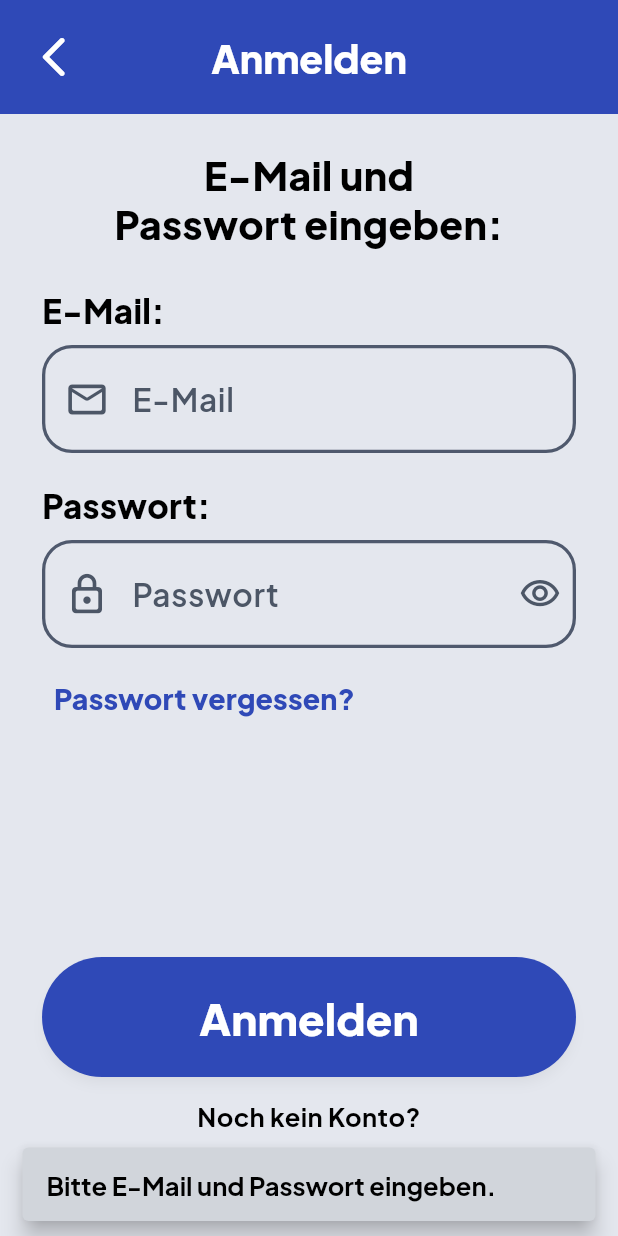
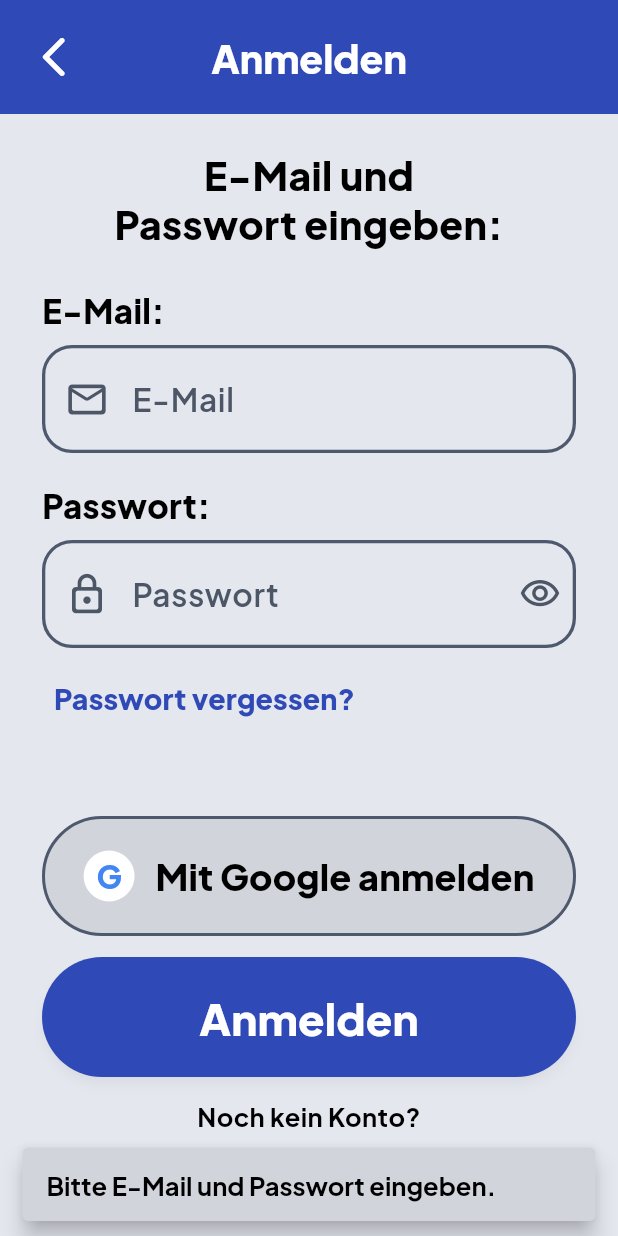
Before and after one commit to SoundPilotProject/SoundPilot.App, a Flutter app: the LoginScreen screen opened directly, after a tap on "Anmelden", on a phone screen of 412 x 824 dp. Run offline on Flutter 3.47's test engine with Material 3 defaults, Android fonts, the phone set to English and light mode, and no system bars; our stand-ins replace audioplayers, firebase_auth, firebase_core, google_fonts, google_sign_in, logger and 1 more; accounts and stored records are empty.

Commit message:
Add a Google sign-in button to the login screen
AuthService.signInWithGoogle() existed but no screen ever called it, so
Google login was unreachable. The LoginScreen now shows a "Mit Google
anmelden" button directly above the primary 'Anmelden' button.

- Extract LoginScreen._runSignIn: both sign-ins share the loading route,
  the result handling and the popUntil, and the new method does the
  `mounted` check before the `setState` (resolves one of the two points
  of the TODO(improve) there).
- A cancelled Google sign-in (AuthResult.cancelled) shows no message;
  the user closed the dialog on purpose.
- Accessibility: outlined button so the e-mail login stays the primary
  action, 80 dp tall, label wraps to a second line and follows the
  system font size, the "G" badge is decoration only (ExcludeSemantics)
  and the label carries the meaning. Colours come from AppColors, so
  both themes keep their contrast.
- Test: accessibility_layout_test checks the button exists, sits above
  'Anmelden' and keeps a 48 dp tap target at text scale 1.0/1.6/2.0 in
  both themes.
- RegisterScreen: its TODO(improve) pointed at the login code that is
  now fixed; reworded to stand on its own.

Tested: flutter analyze --no-fatal-infos (only the pre-existing
TestPage.dart file_names info) and flutter test (98 passed).

Co-Authored-By: Claude Opus 5 <noreply@anthropic.com>

```diff
--- a/frontend/soundpilot_application/lib/features/auth/screens/login_screen.dart
+++ b/frontend/soundpilot_application/lib/features/auth/screens/login_screen.dart
@@ -41,12 +41,7 @@ class _LoginScreenState extends State<LoginScreen> {
     super.dispose();
   }
 
-  /// Validates the input and signs in. On success this screen closes and
-  /// AppEntryPoint shows the DeviceScreen. A [LoadingScreen] is shown while
-  /// the login runs.
-  ///
-  /// TODO(improve): `setState` is called before the `mounted` check. The check
-  /// belongs before the `setState`. (Same in RegisterScreen._finishRegister.)
+  /// Validates the input and signs in with e-mail and password.
   ///
   /// TODO(improve): `_isLoading` (spinner in the button) is redundant because
   /// a full-screen [LoadingScreen] is pushed as well; use only one of them.
@@ -60,23 +55,51 @@ class _LoginScreenState extends State<LoginScreen> {
       return;
     }
 
+    await _runSignIn(
+      'Wird eingeloggt...',
+      () => _authService.loginWithEmail(email, password),
+    );
+  }
+
+  /// Signs in with a Google account.
+  ///
+  /// Needs nothing from the form: the account is picked in Google's own
+  /// dialog. The Firestore document is created by the `createUserDoc` cloud
+  /// function on the first sign-in, exactly as for an e-mail registration.
+  Future<void> _loginWithGoogle() async {
+    await _runSignIn(
+      'Mit Google anmelden...',
+      () => _authService.signInWithGoogle(),
+    );
+  }
+
+  /// Runs [signIn] behind a full-screen [LoadingScreen] with [loadingText] and
+  /// handles its result.
+  ///
+  /// On success this screen (and anything on top of it) closes, because
+  /// AppEntryPoint already shows the DeviceScreen for the signed-in user. A
+  /// failure is reported in a SnackBar. A cancelled sign-in — the user closed
+  /// the Google dialog — carries no message and shows nothing, because the
+  /// user aborted it on purpose.
+  Future<void> _runSignIn(
+    String loadingText,
+    Future<AuthResult> Function() signIn,
+  ) async {
+    if (!mounted) return;
+
     setState(() {
       _isLoading = true;
     });
-
-    if (!mounted) return;
 
     // Loading route on top of this screen; it is popped again below.
     Navigator.push(
       context,
       MaterialPageRoute(
-        builder: (_) => const LoadingScreen(
-          text: 'Wird eingeloggt...',
-        ),
+        builder: (_) => LoadingScreen(text: loadingText),
       ),
     );
 
-    final result = await _authService.loginWithEmail(email, password);
+    final result = await signIn();
 
     if (!mounted) return;
 
@@ -86,14 +109,13 @@ class _LoginScreenState extends State<LoginScreen> {
       _isLoading = false;
     });
 
-    if (!result.isSuccess) {
-      _showMessage(result.errorMessage ?? 'Login fehlgeschlagen.');
+    if (result.isSuccess) {
+      Navigator.popUntil(context, (route) => route.isFirst);
       return;
     }
 
-    // AppEntryPoint already shows the DeviceScreen for the signed-in user;
-    // close this screen (and anything else on top) to get back to it.
-    Navigator.popUntil(context, (route) => route.isFirst);
+    final error = result.errorMessage;
+    if (error != null) _showMessage(error);
   }
 
   /// Sends a password reset e-mail to the address typed into the form.
@@ -230,6 +252,11 @@ class _LoginScreenState extends State<LoginScreen> {
                               ),
                               const SizedBox(height: 16),
                               const Spacer(),
+                              _GoogleSignInButton(
+                                onPressed:
+                                    _isLoading ? null : _loginWithGoogle,
+                              ),
+                              const SizedBox(height: 14),
                               ElevatedButton(
                                 onPressed: _isLoading ? null : _finishLogin,
                                 style: ElevatedButton.styleFrom(
@@ -343,3 +370,106 @@ class _FieldLabel extends StatelessWidget {
     );
   }
 }
+
+// ── Google sign-in ───────────────────────────────────────────────────────────
+
+/// Blue of the Google logo.
+///
+/// Deliberately not in [AppColors]: it is a foreign brand colour used by the
+/// badge below, not part of the app palette.
+const Color _googleBlue = Color(0xFF4285F4);
+
+/// "Mit Google anmelden" button above the primary 'Anmelden' button.
+///
+/// Outlined instead of filled, so e-mail login stays the most prominent
+/// action, while the border and the badge still mark this as a button. The
+/// label grows with the system font size and wraps to a second line instead of
+/// being clipped. [onPressed] is `null` while a sign-in is already running,
+/// which disables the button.
+class _GoogleSignInButton extends StatelessWidget {
+  final VoidCallback? onPressed;
+
+  const _GoogleSignInButton({required this.onPressed});
+
+  @override
+  Widget build(BuildContext context) {
+    final labelColor = onPressed == null
+        ? AppColors.mutedText(context)
+        : AppColors.text(context);
+
+    return OutlinedButton(
+      onPressed: onPressed,
+      style: OutlinedButton.styleFrom(
+        backgroundColor: AppColors.surface(context),
+        foregroundColor: AppColors.text(context),
+        side: BorderSide(color: AppColors.inputBorder(context), width: 2),
+        minimumSize: const Size(double.infinity, 80),
+        padding: const EdgeInsets.symmetric(horizontal: 20, vertical: 14),
+        shape: RoundedRectangleBorder(
+          borderRadius: BorderRadius.circular(50),
+        ),
+      ),
+      child: Row(
+        mainAxisAlignment: MainAxisAlignment.center,
+        children: [
+          const _GoogleBadge(),
+          const SizedBox(width: 14),
+          Flexible(
+            child: Text(
+              'Mit Google anmelden',
+              textAlign: TextAlign.center,
+              maxLines: 2,
+              style: GoogleFonts.plusJakartaSans(
+                fontSize: 24,
+                fontWeight: FontWeight.w800,
+                color: labelColor,
+              ),
+            ),
+          ),
+        ],
+      ),
+    );
+  }
+}
+
+/// White circle with a blue "G" in front of the button label.
+///
+/// NOTE: Decoration only, excluded from the semantics tree — the button label
+/// already says "Mit Google anmelden", so the meaning never rests on the
+/// picture. The circle stays white in both themes, so the blue "G" keeps its
+/// contrast (3.1:1, above the WCAG AA threshold of 3:1 for graphics). Its size
+/// follows the system font size like the label next to it; the glyph inside is
+/// not scaled a second time.
+///
+/// TODO(improve): Use the official multi-colour Google logo asset instead (see
+/// Google's branding guidelines for sign-in buttons).
+class _GoogleBadge extends StatelessWidget {
+  const _GoogleBadge();
+
+  @override
+  Widget build(BuildContext context) {
+    final double diameter = MediaQuery.textScalerOf(context).scale(34);
+
+    return ExcludeSemantics(
+      child: Container(
+        width: diameter,
+        height: diameter,
+        alignment: Alignment.center,
+        decoration: const BoxDecoration(
+          color: Colors.white,
+          shape: BoxShape.circle,
+        ),
+        child: Text(
+          'G',
+          textScaler: TextScaler.noScaling,
+          style: GoogleFonts.plusJakartaSans(
+            fontSize: diameter * 0.62,
+            fontWeight: FontWeight.w900,
+            color: _googleBlue,
+            height: 1.0,
+          ),
+        ),
+      ),
+    );
+  }
+}
```
Also changed, not shown: frontend/soundpilot_application/lib/features/auth/screens/register_screen.dart (+4 -3 lines), 1 other file.
